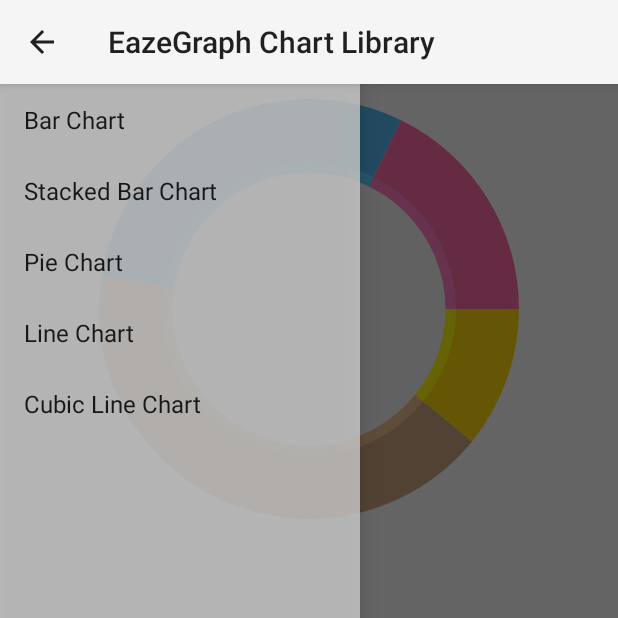
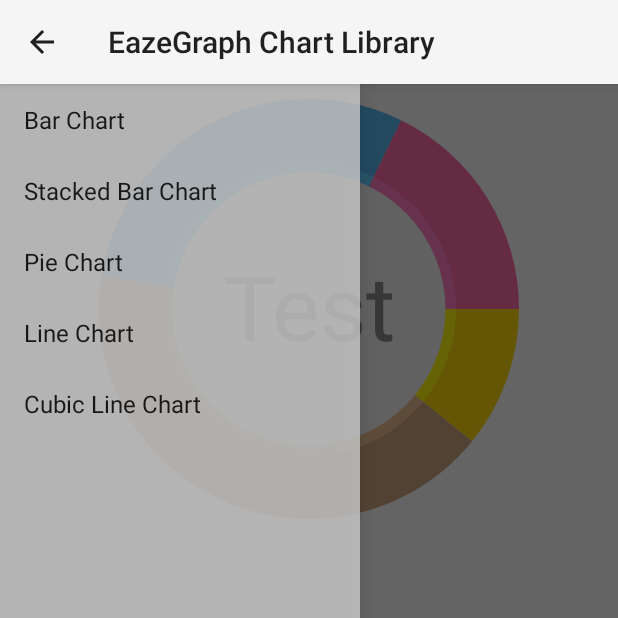
Before and after one commit to paulroehr/EazeGraph, an Android app: the fragment PieChartFragment placed in its activity, on a phone screen of 412 x 824 dp, the top half of it. Run offline under Robolectric (Android 15) with nearby library versions, the phone set to English and light mode, and no system bars; libraries missing offline, so code that uses them is left out: com.nineoldandroids.animation; 9 statements that could not run were skipped.

Commit message:
readded custom inner value for pieChart

```diff
--- a/EazeGraphLibrary/src/main/java/org/eazegraph/lib/charts/PieChart.java
+++ b/EazeGraphLibrary/src/main/java/org/eazegraph/lib/charts/PieChart.java
@@ -22,6 +22,7 @@ import android.content.res.TypedArray;
 import android.graphics.Canvas;
 import android.graphics.Color;
 import android.graphics.Paint;
+import android.graphics.Rect;
 import android.graphics.RectF;
 import android.util.AttributeSet;
 
@@ -58,6 +59,10 @@ public class PieChart extends BaseChart {
         mHighlightStrength   = DEF_HIGHLIGHT_STRENGTH;
         mOpenClockwise       = DEF_OPEN_CLOCKWISE;
         mInnerPaddingColor   = DEF_INNER_PADDING_COLOR;
+        mUseInnerValue       = DEF_USE_INNER_VALUE;
+        mInnerValueSize      = Utils.dpToPx(DEF_INNER_VALUE_SIZE);
+        mInnerValueColor     = DEF_INNER_VALUE_COLOR;
+        mInnerValueString    = "";
 
         initializeGraph();
     }
@@ -90,12 +95,16 @@ public class PieChart extends BaseChart {
 
         try {
 
-            mUseInnerPadding     = a.getBoolean(R.styleable.PieChart_egUseInnerPadding, DEF_USE_INNER_PADDING);
+            mUseInnerPadding     = a.getBoolean(R.styleable.PieChart_egUseInnerPadding,     DEF_USE_INNER_PADDING);
             mInnerPadding        = a.getFloat(R.styleable.PieChart_egInnerPadding,          DEF_INNER_PADDING);
             mInnerPaddingOutline = a.getFloat(R.styleable.PieChart_egInnerPaddingOutline,   DEF_INNER_PADDING_OUTLINE);
-            mHighlightStrength   = a.getFloat(R.styleable.PieChart_egHighlightStrength, DEF_HIGHLIGHT_STRENGTH);
-            mOpenClockwise       = a.getBoolean(R.styleable.PieChart_egOpenClockwise, DEF_OPEN_CLOCKWISE);
-            mInnerPaddingColor   = a.getColor(R.styleable.PieChart_egInnerPaddingColor, DEF_INNER_PADDING_COLOR);
+            mHighlightStrength   = a.getFloat(R.styleable.PieChart_egHighlightStrength,     DEF_HIGHLIGHT_STRENGTH);
+            mOpenClockwise       = a.getBoolean(R.styleable.PieChart_egOpenClockwise,       DEF_OPEN_CLOCKWISE);
+            mInnerPaddingColor   = a.getColor(R.styleable.PieChart_egInnerPaddingColor,     DEF_INNER_PADDING_COLOR);
+            mUseInnerValue       = a.getBoolean(R.styleable.PieChart_egUseInnerValue,       DEF_USE_INNER_VALUE);
+            mInnerValueSize      = a.getDimension(R.styleable.PieChart_egInnerValueSize,    Utils.dpToPx(DEF_INNER_VALUE_SIZE));
+            mInnerValueColor     = a.getColor(R.styleable.PieChart_egInnerValueColor,       DEF_INNER_VALUE_COLOR);
+            mInnerValueString    = a.getString(R.styleable.PieChart_egInnerValueString);
 
         } finally {
             // release the TypedArray so that it can be reused.
@@ -218,6 +227,46 @@ public class PieChart extends BaseChart {
         mOpenClockwise = _openClockwise;
     }
 
+    public boolean isUseInnerValue() {
+        return mUseInnerValue;
+    }
+
+    public void setUseInnerValue(boolean _useInnerValue) {
+        mUseInnerValue = _useInnerValue;
+        invalidateGlobal();
+    }
+
+    public float getInnerValueSize() {
+        return mInnerValueSize;
+    }
+
+    public void setInnerValueSize(float _innerValueSize) {
+        mInnerValueSize = _innerValueSize;
+        mValuePaint.setTextSize(_innerValueSize);
+        calculateInnerValueHeight();
+        invalidateGlobal();
+    }
+
+    public int getInnerValueColor() {
+        return mInnerValueColor;
+    }
+
+    public void setInnerValueColor(int _innerValueColor) {
+        mInnerValueColor = _innerValueColor;
+        mValuePaint.setColor(_innerValueColor);
+        invalidateGlobal();
+    }
+
+    public String getInnerValueString() {
+        return mInnerValueString;
+    }
+
+    public void setInnerValueString(String _innerValueString) {
+        mInnerValueString = _innerValueString;
+        calculateInnerValueHeight();
+        invalidateGlobal();
+    }
+
     /**
      * Adds a new Pie Slice to the PieChart. After inserting and calculation of the highlighting color
      * a complete recalculation is initiated.
@@ -292,6 +341,11 @@ public class PieChart extends BaseChart {
         mLegendPaint.setColor(DEF_LEGEND_COLOR);
         mLegendPaint.setStyle(Paint.Style.FILL);
 
+        mValuePaint = new Paint(Paint.ANTI_ALIAS_FLAG);
+        mValuePaint.setColor(mInnerValueColor);
+        mValuePaint.setTextSize(mInnerValueSize);
+        mValuePaint.setTextAlign(Paint.Align.CENTER);
+
         mRevealAnimator = ValueAnimator.ofFloat(0, 1);
         mRevealAnimator.addUpdateListener(new ValueAnimator.AnimatorUpdateListener() {
             @Override
@@ -321,6 +375,8 @@ public class PieChart extends BaseChart {
 
             }
         });
+
+        calculateInnerValueHeight();
 
         if(this.isInEditMode()) {
             addPieSlice(new PieModel("Breakfast", 15, Color.parseColor("#FE6DA8")));
@@ -355,6 +411,12 @@ public class PieChart extends BaseChart {
             currentAngle = model.getEndAngle();
             index++;
         }
+    }
+
+    private void calculateInnerValueHeight() {
+        Rect bounds = new Rect();
+        mValuePaint.getTextBounds(mInnerValueString, 0, mInnerValueString.length(), bounds);
+        mInnerValueHeight = bounds.height();
     }
 
     /**
@@ -445,6 +507,14 @@ public class PieChart extends BaseChart {
     protected void onGraphOverlayDraw(Canvas _Canvas) {
         super.onGraphOverlayDraw(_Canvas);
 
+        if (mUseInnerValue) {
+            _Canvas.drawText(
+                    mInnerValueString,
+                    mGraphBounds.centerX(),
+                    mGraphBounds.centerY() + mInnerValueHeight / 2,
+                    mValuePaint);
+        }
+
     }
 
     @Override
@@ -492,12 +562,15 @@ public class PieChart extends BaseChart {
     public static final float   DEF_HIGHLIGHT_STRENGTH      = 1.15f;
     public static final boolean DEF_OPEN_CLOCKWISE          = true;
     public static final int     DEF_INNER_PADDING_COLOR     = 0xFFF3F3F3; // Holo light background
-
+    public static final boolean DEF_USE_INNER_VALUE         = false;
+    public static final float   DEF_INNER_VALUE_SIZE        = 12f;
+    public static final int     DEF_INNER_VALUE_COLOR       = 0xFF898989;
 
     private List<PieModel>      mPieData;
 
     private Paint               mGraphPaint;
     private Paint               mLegendPaint;
+    private Paint               mValuePaint;
 
     private RectF               mGraphBounds;
     private RectF               mInnerBounds;
@@ -514,8 +587,13 @@ public class PieChart extends BaseChart {
     private int                 mInnerPaddingColor;
     private float               mHighlightStrength;
     private boolean             mOpenClockwise;
+    private boolean             mUseInnerValue;
+    private float               mInnerValueSize;
+    private int                 mInnerValueColor;
+    private String              mInnerValueString;
     // END - Attributes -----------------------------------------------
 
+    private int                 mInnerValueHeight;
     private float               mCalculatedInnerPadding;
     private float               mCalculatedInnerPaddingOutline;
 
--- a/EazeGraphLibrary/src/main/res/values/attrs_pie_chart.xml
+++ b/EazeGraphLibrary/src/main/res/values/attrs_pie_chart.xml
@@ -8,7 +8,11 @@
         <attr name="egHighlightStrength"      format="float"/>
         <attr name="egOpenClockwise"          format="boolean"/>
         <attr name="egInnerPaddingColor"      format="color"/>
-        <attr name="egInnerValueUnit"         format="string"/>
+        <attr name="egUseInnerValue"          format="boolean"/>
+        <attr name="egInnerValueSize"         format="dimension"/>
+        <attr name="egInnerValueColor"        format="color"/>
+        <attr name="egInnerValueString"         format="string"/>
+
 
     </declare-styleable>
 
--- a/showcase/src/main/res/layout/fragment_pie_chart.xml
+++ b/showcase/src/main/res/layout/fragment_pie_chart.xml
@@ -11,6 +11,9 @@
         android:layout_height="300dp"
         android:padding="10dp"
         app:egLegendTextSize="18sp"
-        app:egOpenClockwise="false"/>
+        app:egOpenClockwise="false"
+        app:egUseInnerValue="true"
+        app:egInnerValueString="Test"
+        app:egInnerValueSize="60sp"/>
 
 </FrameLayout>
```
